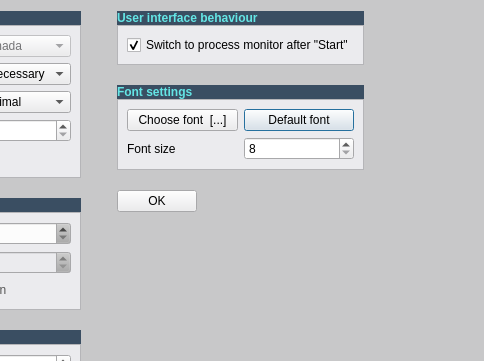
Before: the Qt Designer form src/preferences.ui in schirmermischa/THELI, drawn with Qt 5; both pictures show x 191 to 675 and y 0 to 361 of the 675 by 513 pixel window.
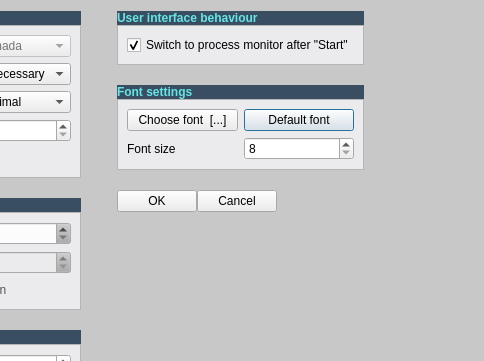
After: the same form once the commit is applied.

Commit message: Added a cancel button the preference dialog. Minor layout changes.

The edit to the form file:
```diff
--- a/src/preferences.ui
+++ b/src/preferences.ui
@@ -3201,6 +3201,428 @@
          </property>
         </widget>
        </item>
+       <item>
+        <widget class="QPushButton" name="prefCancelButton">
+         <property name="palette">
+          <palette>
+           <active>
+            <colorrole role="WindowText">
+             <brush brushstyle="SolidPattern">
+              <color alpha="255">
+               <red>0</red>
+               <green>0</green>
+               <blue>0</blue>
+              </color>
+             </brush>
+            </colorrole>
+            <colorrole role="Button">
+             <brush brushstyle="SolidPattern">
+              <color alpha="255">
+               <red>235</red>
+               <green>235</green>
+               <blue>238</blue>
+              </color>
+             </brush>
+            </colorrole>
+            <colorrole role="Light">
+             <brush brushstyle="SolidPattern">
+              <color alpha="255">
+               <red>255</red>
+               <green>255</green>
+               <blue>255</blue>
+              </color>
+             </brush>
+            </colorrole>
+            <colorrole role="Midlight">
+             <brush brushstyle="SolidPattern">
+              <color alpha="255">
+               <red>245</red>
+               <green>245</green>
+               <blue>246</blue>
+              </color>
+             </brush>
+            </colorrole>
+            <colorrole role="Dark">
+             <brush brushstyle="SolidPattern">
+              <color alpha="255">
+               <red>117</red>
+               <green>117</green>
+               <blue>119</blue>
+              </color>
+             </brush>
+            </colorrole>
+            <colorrole role="Mid">
+             <brush brushstyle="SolidPattern">
+              <color alpha="255">
+               <red>157</red>
+               <green>157</green>
+               <blue>159</blue>
+              </color>
+             </brush>
+            </colorrole>
+            <colorrole role="Text">
+             <brush brushstyle="SolidPattern">
+              <color alpha="255">
+               <red>0</red>
+               <green>0</green>
+               <blue>0</blue>
+              </color>
+             </brush>
+            </colorrole>
+            <colorrole role="BrightText">
+             <brush brushstyle="SolidPattern">
+              <color alpha="255">
+               <red>255</red>
+               <green>255</green>
+               <blue>255</blue>
+              </color>
+             </brush>
+            </colorrole>
+            <colorrole role="ButtonText">
+             <brush brushstyle="SolidPattern">
+              <color alpha="255">
+               <red>0</red>
+               <green>0</green>
+               <blue>0</blue>
+              </color>
+             </brush>
+            </colorrole>
+            <colorrole role="Base">
+             <brush brushstyle="SolidPattern">
+              <color alpha="255">
+               <red>255</red>
+               <green>255</green>
+               <blue>255</blue>
+              </color>
+             </brush>
+            </colorrole>
+            <colorrole role="Window">
+             <brush brushstyle="SolidPattern">
+              <color alpha="255">
+               <red>235</red>
+               <green>235</green>
+               <blue>238</blue>
+              </color>
+             </brush>
+            </colorrole>
+            <colorrole role="Shadow">
+             <brush brushstyle="SolidPattern">
+              <color alpha="255">
+               <red>0</red>
+               <green>0</green>
+               <blue>0</blue>
+              </color>
+             </brush>
+            </colorrole>
+            <colorrole role="AlternateBase">
+             <brush brushstyle="SolidPattern">
+              <color alpha="255">
+               <red>245</red>
+               <green>245</green>
+               <blue>246</blue>
+              </color>
+             </brush>
+            </colorrole>
+            <colorrole role="ToolTipBase">
+             <brush brushstyle="SolidPattern">
+              <color alpha="255">
+               <red>255</red>
+               <green>255</green>
+               <blue>220</blue>
+              </color>
+             </brush>
+            </colorrole>
+            <colorrole role="ToolTipText">
+             <brush brushstyle="SolidPattern">
+              <color alpha="255">
+               <red>0</red>
+               <green>0</green>
+               <blue>0</blue>
+              </color>
+             </brush>
+            </colorrole>
+           </active>
+           <inactive>
+            <colorrole role="WindowText">
+             <brush brushstyle="SolidPattern">
+              <color alpha="255">
+               <red>0</red>
+               <green>0</green>
+               <blue>0</blue>
+              </color>
+             </brush>
+            </colorrole>
+            <colorrole role="Button">
+             <brush brushstyle="SolidPattern">
+              <color alpha="255">
+               <red>235</red>
+               <green>235</green>
+               <blue>238</blue>
+              </color>
+             </brush>
+            </colorrole>
+            <colorrole role="Light">
+             <brush brushstyle="SolidPattern">
+              <color alpha="255">
+               <red>255</red>
+               <green>255</green>
+               <blue>255</blue>
+              </color>
+             </brush>
+            </colorrole>
+            <colorrole role="Midlight">
+             <brush brushstyle="SolidPattern">
+              <color alpha="255">
+               <red>245</red>
+               <green>245</green>
+               <blue>246</blue>
+              </color>
+             </brush>
+            </colorrole>
+            <colorrole role="Dark">
+             <brush brushstyle="SolidPattern">
+              <color alpha="255">
+               <red>117</red>
+               <green>117</green>
+               <blue>119</blue>
+              </color>
+             </brush>
+            </colorrole>
+            <colorrole role="Mid">
+             <brush brushstyle="SolidPattern">
+              <color alpha="255">
+               <red>157</red>
+               <green>157</green>
+               <blue>159</blue>
+              </color>
+             </brush>
+            </colorrole>
+            <colorrole role="Text">
+             <brush brushstyle="SolidPattern">
+              <color alpha="255">
+               <red>0</red>
+               <green>0</green>
+               <blue>0</blue>
+              </color>
+             </brush>
+            </colorrole>
+            <colorrole role="BrightText">
+             <brush brushstyle="SolidPattern">
+              <color alpha="255">
+               <red>255</red>
+               <green>255</green>
+               <blue>255</blue>
+              </color>
+             </brush>
+            </colorrole>
+            <colorrole role="ButtonText">
+             <brush brushstyle="SolidPattern">
+              <color alpha="255">
+               <red>0</red>
+               <green>0</green>
+               <blue>0</blue>
+              </color>
+             </brush>
+            </colorrole>
+            <colorrole role="Base">
+             <brush brushstyle="SolidPattern">
+              <color alpha="255">
+               <red>255</red>
+               <green>255</green>
+               <blue>255</blue>
+              </color>
+             </brush>
+            </colorrole>
+            <colorrole role="Window">
+             <brush brushstyle="SolidPattern">
+              <color alpha="255">
+               <red>235</red>
+               <green>235</green>
+               <blue>238</blue>
+              </color>
+             </brush>
+            </colorrole>
+            <colorrole role="Shadow">
+             <brush brushstyle="SolidPattern">
+              <color alpha="255">
+               <red>0</red>
+               <green>0</green>
+               <blue>0</blue>
+              </color>
+             </brush>
+            </colorrole>
+            <colorrole role="AlternateBase">
+             <brush brushstyle="SolidPattern">
+              <color alpha="255">
+               <red>245</red>
+               <green>245</green>
+               <blue>246</blue>
+              </color>
+             </brush>
+            </colorrole>
+            <colorrole role="ToolTipBase">
+             <brush brushstyle="SolidPattern">
+              <color alpha="255">
+               <red>255</red>
+               <green>255</green>
+               <blue>220</blue>
+              </color>
+             </brush>
+            </colorrole>
+            <colorrole role="ToolTipText">
+             <brush brushstyle="SolidPattern">
+              <color alpha="255">
+               <red>0</red>
+               <green>0</green>
+               <blue>0</blue>
+              </color>
+             </brush>
+            </colorrole>
+           </inactive>
+           <disabled>
+            <colorrole role="WindowText">
+             <brush brushstyle="SolidPattern">
+              <color alpha="255">
+               <red>117</red>
+               <green>117</green>
+               <blue>119</blue>
+              </color>
+             </brush>
+            </colorrole>
+            <colorrole role="Button">
+             <brush brushstyle="SolidPattern">
+              <color alpha="255">
+               <red>235</red>
+               <green>235</green>
+               <blue>238</blue>
+              </color>
+             </brush>
+            </colorrole>
+            <colorrole role="Light">
+             <brush brushstyle="SolidPattern">
+              <color alpha="255">
+               <red>255</red>
+               <green>255</green>
+               <blue>255</blue>
+              </color>
+             </brush>
+            </colorrole>
+            <colorrole role="Midlight">
+             <brush brushstyle="SolidPattern">
+              <color alpha="255">
+               <red>245</red>
+               <green>245</green>
+               <blue>246</blue>
+              </color>
+             </brush>
+            </colorrole>
+            <colorrole role="Dark">
+             <brush brushstyle="SolidPattern">
+              <color alpha="255">
+               <red>117</red>
+               <green>117</green>
+               <blue>119</blue>
+              </color>
+             </brush>
+            </colorrole>
+            <colorrole role="Mid">
+             <brush brushstyle="SolidPattern">
+              <color alpha="255">
+               <red>157</red>
+               <green>157</green>
+               <blue>159</blue>
+              </color>
+             </brush>
+            </colorrole>
+            <colorrole role="Text">
+             <brush brushstyle="SolidPattern">
+              <color alpha="255">
+               <red>117</red>
+               <green>117</green>
+               <blue>119</blue>
+              </color>
+             </brush>
+            </colorrole>
+            <colorrole role="BrightText">
+             <brush brushstyle="SolidPattern">
+              <color alpha="255">
+               <red>255</red>
+               <green>255</green>
+               <blue>255</blue>
+              </color>
+             </brush>
+            </colorrole>
+            <colorrole role="ButtonText">
+             <brush brushstyle="SolidPattern">
+              <color alpha="255">
+               <red>117</red>
+               <green>117</green>
+               <blue>119</blue>
+              </color>
+             </brush>
+            </colorrole>
+            <colorrole role="Base">
+             <brush brushstyle="SolidPattern">
+              <color alpha="255">
+               <red>235</red>
+               <green>235</green>
+               <blue>238</blue>
+              </color>
+             </brush>
+            </colorrole>
+            <colorrole role="Window">
+             <brush brushstyle="SolidPattern">
+              <color alpha="255">
+               <red>235</red>
+               <green>235</green>
+               <blue>238</blue>
+              </color>
+             </brush>
+            </colorrole>
+            <colorrole role="Shadow">
+             <brush brushstyle="SolidPattern">
+              <color alpha="255">
+               <red>0</red>
+               <green>0</green>
+               <blue>0</blue>
+              </color>
+             </brush>
+            </colorrole>
+            <colorrole role="AlternateBase">
+             <brush brushstyle="SolidPattern">
+              <color alpha="255">
+               <red>235</red>
+               <green>235</green>
+               <blue>238</blue>
+              </color>
+             </brush>
+            </colorrole>
+            <colorrole role="ToolTipBase">
+             <brush brushstyle="SolidPattern">
+              <color alpha="255">
+               <red>255</red>
+               <green>255</green>
+               <blue>220</blue>
+              </color>
+             </brush>
+            </colorrole>
+            <colorrole role="ToolTipText">
+             <brush brushstyle="SolidPattern">
+              <color alpha="255">
+               <red>0</red>
+               <green>0</green>
+               <blue>0</blue>
+              </color>
+             </brush>
+            </colorrole>
+           </disabled>
+          </palette>
+         </property>
+         <property name="text">
+          <string>Cancel</string>
+         </property>
+        </widget>
+       </item>
        <item>
         <spacer name="horizontalSpacer">
          <property name="orientation">
@@ -3208,7 +3630,7 @@
          </property>
          <property name="sizeHint" stdset="0">
           <size>
-           <width>138</width>
+           <width>17</width>
            <height>27</height>
           </size>
          </property>
```
Left out of the diff: 19 changed lines with no effect on the pictures. The commit also changes 4 other files.
